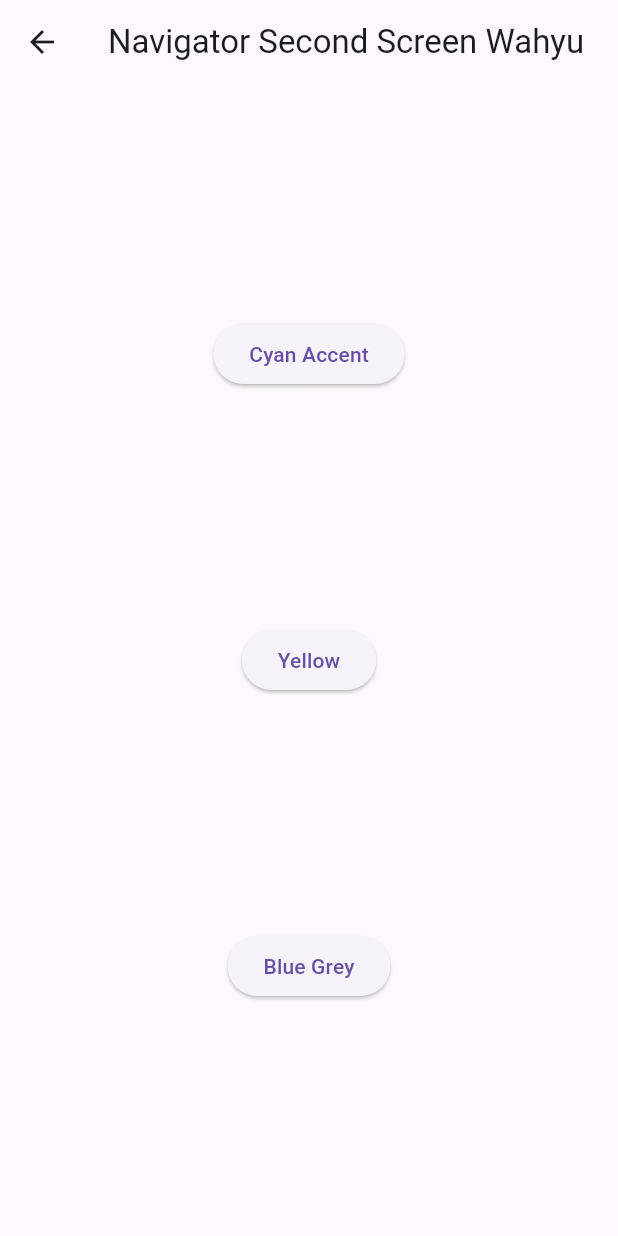
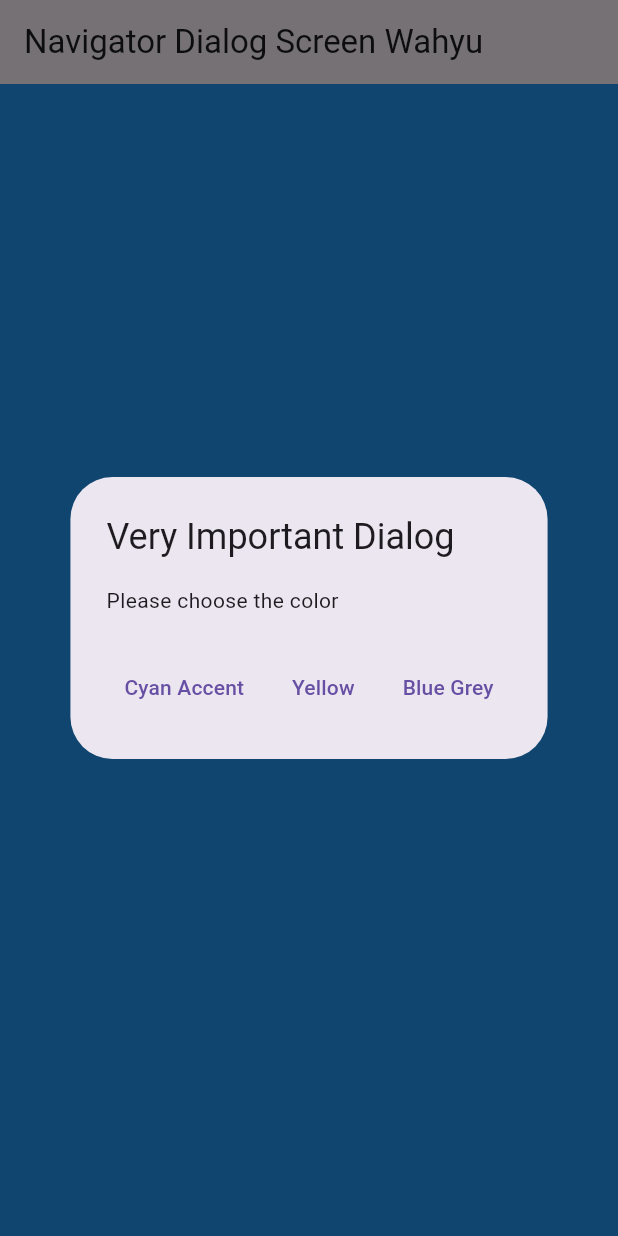
Before and after one commit to WahyuArliansyah/books-flutter, a Flutter app: the screen it shows after launch, after a tap on "Change Color", on a phone screen of 412 x 824 dp. Run offline on Flutter 3.47's test engine with Material 3 defaults, Android fonts, the phone set to English and light mode, and no system bars; our stand-ins replace geolocator.

Commit message:
W5: Soal 17

```diff
--- a/lib/main.dart
+++ b/lib/main.dart
@@ -1,6 +1,6 @@
 import 'dart:async';
 
-import 'package:books/navigation_first.dart';
+import 'package:books/navigation_dialog.dart';
 import 'package:flutter/material.dart';
 import 'package:http/http.dart';
 import 'package:http/http.dart' as http;
@@ -21,7 +21,7 @@ class MyApp extends StatelessWidget {
         primarySwatch: Colors.blue,
         visualDensity: VisualDensity.adaptivePlatformDensity,
       ),
-      home: const NavigationFirst(),
+      home: const NavigationDialog(),
     );
   }
 }
--- /dev/null
+++ b/lib/navigation_dialog.dart
@@ -0,0 +1,66 @@
+import 'package:flutter/material.dart';
+
+class NavigationDialog extends StatefulWidget {
+  const NavigationDialog({super.key});
+
+  @override
+  State<NavigationDialog> createState() => _NavigationDialogState();
+}
+
+class _NavigationDialogState extends State<NavigationDialog> {
+  Color color = Colors.blue;
+  @override
+  Widget build(BuildContext context) {
+    return Scaffold(
+      backgroundColor: color,
+      appBar: AppBar(title: const Text('Navigator Dialog Screen Wahyu')),
+      body: Center(
+        child: ElevatedButton(
+          onPressed: () {
+            _showColorDialog(context);
+          },
+          child: const Text('Change Color'),
+        ),
+      ),
+    );
+  }
+
+  Future<void> _showColorDialog(BuildContext context) async {
+    final selectedColor = await showDialog<Color>(
+      barrierDismissible: false,
+      context: context,
+      builder: (_) {
+        return AlertDialog(
+          title: Text('Very Important Dialog'),
+          content: Text('Please choose the color'),
+          actions: <Widget>[
+            TextButton(
+              child: Text('Cyan Accent'),
+              onPressed: () {
+                Navigator.pop(context, Colors.cyanAccent);
+              },
+            ),
+            TextButton(
+              child: Text('Yellow'),
+              onPressed: () {
+                Navigator.pop(context, Colors.yellow);
+              },
+            ),
+            TextButton(
+              child: Text('Blue Grey'),
+              onPressed: () {
+                Navigator.pop(context, Colors.blueGrey);
+              },
+            ),
+          ],
+        );
+      },
+    );
+
+    if (selectedColor != null) {
+      setState(() {
+        color = selectedColor;
+      });
+    }
+  }
+}
```
Also changed, not shown: 1 other file.
